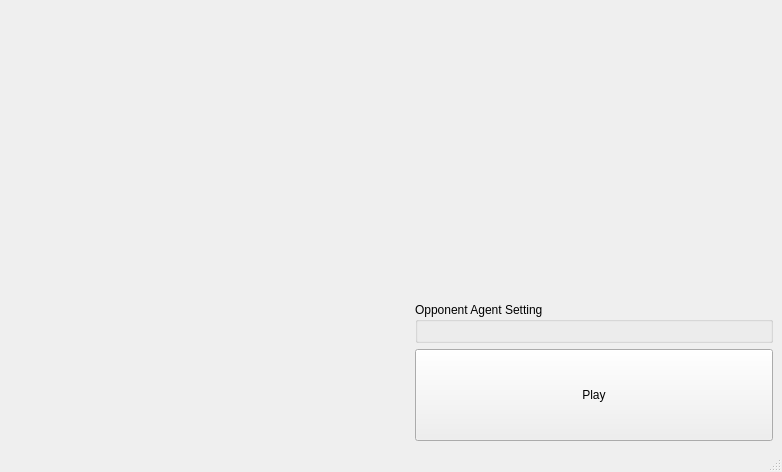
First picture: the form in src/mainwindow.ui, repository surakarta-game/surakarta-game, before the edit.
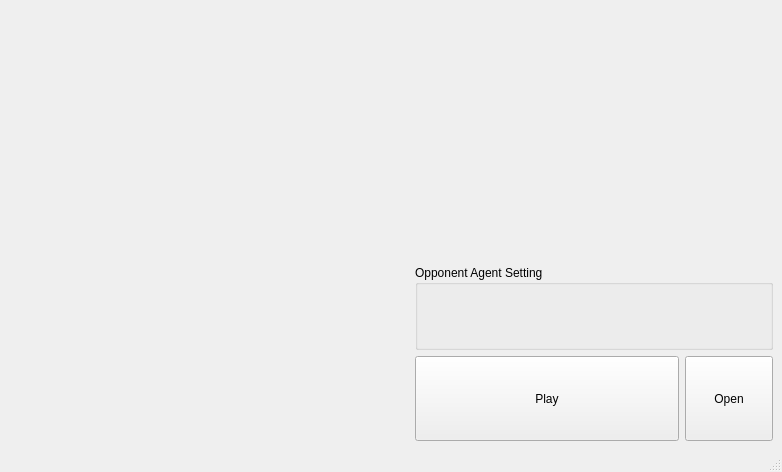
Second picture: the form after the edit. Custom widgets are drawn as their Qt base class.

Commit message: feat: open manual

Patch:
```diff
--- a/src/mainwindow.ui
+++ b/src/mainwindow.ui
@@ -43,7 +43,7 @@
      </layout>
     </item>
     <item>
-     <layout class="QVBoxLayout" name="verticalLayout" stretch="16,0,5">
+     <layout class="QVBoxLayout" name="verticalLayout" stretch="3,1,1">
       <item>
        <spacer name="verticalSpacer">
         <property name="orientation">
@@ -74,6 +74,8 @@
        </widget>
       </item>
       <item>
+       <layout class="QHBoxLayout" name="horizontalLayout_3" stretch="3,1">
+        <item>
        <widget class="QPushButton" name="playButton">
         <property name="sizePolicy">
          <sizepolicy hsizetype="Minimum" vsizetype="Minimum">
@@ -85,6 +87,21 @@
          <string>Play</string>
         </property>
        </widget>
+        </item>
+        <item>
+         <widget class="QPushButton" name="openButton">
+          <property name="sizePolicy">
+           <sizepolicy hsizetype="Minimum" vsizetype="Expanding">
+            <horstretch>0</horstretch>
+            <verstretch>0</verstretch>
+           </sizepolicy>
+          </property>
+          <property name="text">
+           <string>Open</string>
+          </property>
+         </widget>
+        </item>
+       </layout>
       </item>
      </layout>
     </item>
```
Lines whose indentation alone changed are shown as unchanged. The commit also changes 7 other files.
